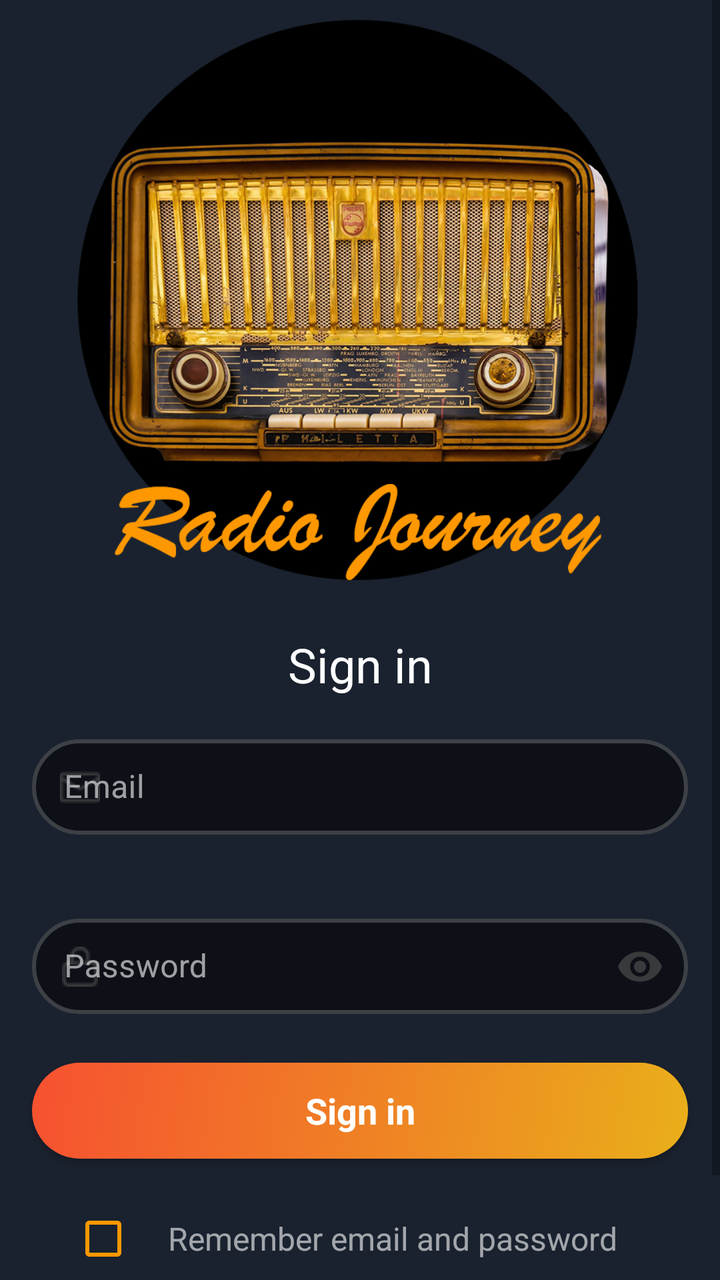
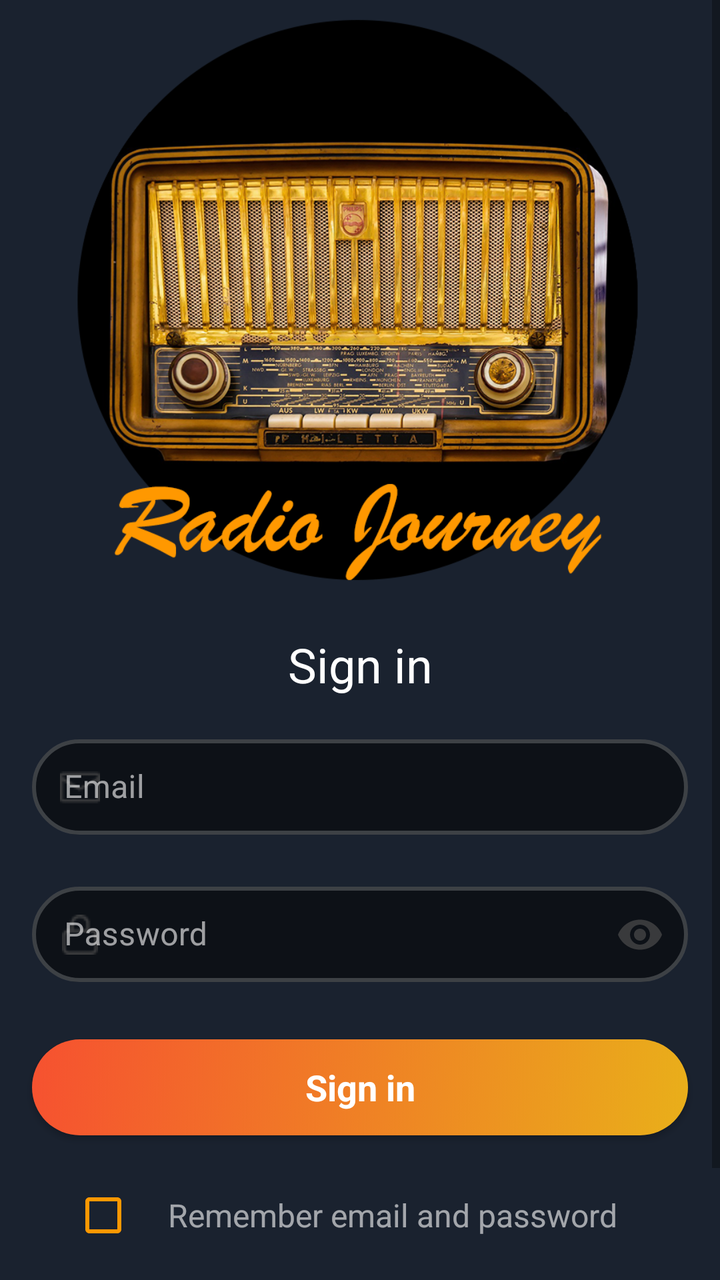

Screens rendered from an Android XML layout before and after an edit, with the pre-edit source and the edit as a unified diff.
<!-- AndroidManifest.xml: application theme Theme.RadioJourney -->
<!-- res/layout/layout_sign_in.xml -->
<?xml version="1.0" encoding="utf-8"?>
<ScrollView xmlns:android="http://schemas.android.com/apk/res/android"
    android:layout_width="match_parent"
    android:layout_height="match_parent"
    android:background="@color/background"
    android:fillViewport="true">

    <androidx.constraintlayout.widget.ConstraintLayout xmlns:android="http://schemas.android.com/apk/res/android"
        xmlns:app="http://schemas.android.com/apk/res-auto"
        xmlns:tools="http://schemas.android.com/tools"
        android:layout_width="match_parent"
        android:layout_height="match_parent"
        android:background="@color/background" >

        <androidx.appcompat.widget.AppCompatImageView
            android:id="@+id/icon_appRadioImage"
            app:srcCompat="@drawable/radio_icon3"
            android:layout_width="300dp"
            android:layout_height="300dp"
            android:layout_gravity="center"
            android:layout_marginBottom="@dimen/space_beforeOrAfterElement"

            app:layout_constraintTop_toTopOf="parent"
            app:layout_constraintStart_toStartOf="parent"
            app:layout_constraintEnd_toEndOf="parent"
            app:layout_constraintBottom_toTopOf="@+id/text_upper"

            app:layout_constraintVertical_chainStyle="packed"/>

        <TextView
            android:id="@+id/text_upper"
            style="@style/login_title"
            android:text="@string/signIn_signIn"

            android:layout_width="wrap_content"
            android:layout_height="wrap_content"
            android:layout_marginBottom="@dimen/space_beforeOrAfterElement"

            app:layout_constraintTop_toBottomOf="@+id/icon_appRadioImage"
            app:layout_constraintStart_toStartOf="parent"
            app:layout_constraintEnd_toEndOf="parent"
            app:layout_constraintBottom_toTopOf="@+id/textField_email"

            app:layout_constraintVertical_chainStyle="packed" />

        <com.google.android.material.textfield.TextInputLayout
            android:id="@+id/textField_email"
            style="@style/MyInputLayoutStyle"
            android:textColorHint="@color/white_transparent_60"
            app:boxStrokeColor="@color/box_stroke_color_default"
            app:startIconDrawable="@drawable/email"
            app:startIconContentDescription="@string/content_description_email"
            app:startIconTint="@color/gray_startIcon_TextInputLayout"
            android:hint="@string/signIn_email"
            app:errorEnabled="true"

            android:layout_width="match_parent"
            android:layout_height="wrap_content"
            android:paddingHorizontal="@dimen/space_beforeOrAfterElement"
            android:layout_marginBottom="@dimen/space_beforeOrAfterElement"

            app:layout_constraintTop_toBottomOf="@+id/text_upper"
            app:layout_constraintLeft_toLeftOf="parent"
            app:layout_constraintRight_toRightOf="parent"
            app:layout_constraintBottom_toTopOf="@+id/textField_password"

            app:layout_constraintVertical_chainStyle="packed" >

            <com.google.android.material.textfield.TextInputEditText
                android:id="@+id/textField_email_editText"
                android:textColor="@color/white"
                android:layout_width="match_parent"
                android:layout_height="wrap_content"
                android:inputType="textEmailAddress" />
        </com.google.android.material.textfield.TextInputLayout>

        <com.google.android.material.textfield.TextInputLayout
            android:id="@+id/textField_password"
            style="@style/MyInputLayoutStyle"
            android:textColorHint="@color/white_transparent_60"
            app:boxStrokeColor="@color/box_stroke_color_default"
            app:startIconDrawable="@drawable/password"
            app:startIconContentDescription="@string/content_description_password"
            app:startIconTint="@color/gray_startIcon_TextInputLayout"
            app:endIconTint="@color/gray_startIcon_TextInputLayout"
            android:hint="@string/signIn_password"
            app:endIconMode="password_toggle"

            android:layout_width="match_parent"
            android:layout_height="wrap_content"
            android:paddingHorizontal="@dimen/space_beforeOrAfterElement"
            android:layout_marginBottom="@dimen/space_beforeOrAfterElement"

            app:layout_constraintTop_toBottomOf="@+id/textField_email"
            app:layout_constraintLeft_toLeftOf="parent"
            app:layout_constraintRight_toRightOf="parent"
            app:layout_constraintBottom_toTopOf="@+id/button_login"

            app:layout_constraintVertical_chainStyle="packed" >

            <com.google.android.material.textfield.TextInputEditText
                android:textColor="@color/white"
                android:layout_width="match_parent"
                android:layout_height="wrap_content"
                android:inputType="textPassword" />
        </com.google.android.material.textfield.TextInputLayout>

        <androidx.appcompat.widget.AppCompatButton
            android:id="@+id/button_login"
            style="@style/Widget.AppCompat.ActionButton"
            app:backgroundTint="@null"
            android:background="@drawable/button_rounded_corners"
            android:text="@string/signIn_signIn"
            android:textColor="@color/white"
            android:textSize="@dimen/button_text"
            android:textStyle="bold"

            android:layout_width="match_parent"
            android:layout_height="wrap_content"
            android:layout_marginTop="@dimen/space_small"
            android:layout_marginHorizontal="@dimen/space_beforeOrAfterElement"
            android:layout_marginBottom="@dimen/space_beforeOrAfterElement"

            app:layout_constraintTop_toBottomOf="@+id/textField_password"
            app:layout_constraintLeft_toLeftOf="parent"
            app:layout_constraintRight_toRightOf="parent"
            app:layout_constraintBottom_toTopOf="@+id/checkBox_rememberLoginAndPassword"

            app:layout_constraintVertical_chainStyle="packed" />

        <androidx.appcompat.widget.AppCompatCheckBox
            android:id="@+id/checkBox_rememberLoginAndPassword"
            style="@style/login_bottom"
            android:buttonTint="@color/bright_orange"
            android:text="@string/signIn_CheckBox"
            android:gravity="center"

            android:layout_width="wrap_content"
            android:layout_height="wrap_content"
            android:paddingHorizontal="@dimen/space_beforeOrAfterElement"
            android:layout_marginBottom="@dimen/space_beforeOrAfterElement"

            app:layout_constraintTop_toBottomOf="@+id/button_login"
            app:layout_constraintLeft_toLeftOf="parent"
            app:layout_constraintRight_toRightOf="parent"
            app:layout_constraintBottom_toTopOf="@+id/linear_bottomComponent"

            app:layout_constraintVertical_chainStyle="packed" />

        <LinearLayout
            android:id="@+id/linear_bottomComponent"
            android:orientation="horizontal"
            android:gravity="center"

            android:layout_width="match_parent"
            android:layout_height="wrap_content"
            android:layout_marginBottom="@dimen/space_beforeOrAfterElement"

            app:layout_constraintTop_toBottomOf="@+id/checkBox_rememberLoginAndPassword"
            app:layout_constraintLeft_toLeftOf="parent"
            app:layout_constraintRight_toRightOf="parent"
            app:layout_constraintBottom_toBottomOf="parent"

            app:layout_constraintVertical_chainStyle="packed">

            <TextView
                android:id="@+id/linear_bottomComponent_lowerText"
                style="@style/login_bottom"
                android:text="@string/signIn_needAnAccount"

                android:layout_width="wrap_content"
                android:layout_height="wrap_content"
                android:paddingEnd="@dimen/space_small"/>

            <TextView
                android:id="@+id/linear_bottomComponent_textGoToSignUp"
                style="@style/login_bottom_orange"
                android:text="@string/signIn_signUp"

                android:layout_width="wrap_content"
                android:layout_height="wrap_content" />

        </LinearLayout>

        
        <FrameLayout
            android:id="@+id/frameLayout"
            android:background="@color/black_transparent_22"
            android:visibility="gone"

            android:layout_width="match_parent"
            android:layout_height="match_parent" />

        <ProgressBar
            android:id="@+id/progressCircular"
            android:visibility="gone"

            android:layout_width="60dp"
            android:layout_height="60dp"

            app:layout_constraintTop_toTopOf="parent"
            app:layout_constraintLeft_toLeftOf="parent"
            app:layout_constraintRight_toRightOf="parent"
            app:layout_constraintBottom_toBottomOf="parent" />

    </androidx.constraintlayout.widget.ConstraintLayout>

</ScrollView>
<!-- resources referenced by this layout -->
<resources>
  <color name="background">#1A222F</color>
  <color name="black_transparent_22">#39000000</color>
  <color name="bright_orange">#FF9800</color>
  <color name="gray_startIcon_TextInputLayout">#393A3C</color>
  <color name="white">#FFFFFFFF</color>
  <color name="white_transparent_60">#99FFFFFF</color>
  <dimen name="button_text">18sp</dimen>
  <dimen name="space_beforeOrAfterElement">16dp</dimen>
  <dimen name="space_small">8dp</dimen>
  <string name="content_description_email">Email</string>
  <string name="content_description_password">Password</string>
  <string name="signIn_CheckBox">Remember email and password</string>
  <string name="signIn_email">Email</string>
  <string name="signIn_needAnAccount">Need an Account?</string>
  <string name="signIn_password">Password</string>
  <string name="signIn_signIn">Sign in</string>
  <string name="signIn_signUp">Sign up</string>
  <style name="MyInputLayoutStyle" parent="Widget.MaterialComponents.TextInputLayout.OutlinedBox.Dense">
          <item name="boxStrokeWidth">2dp</item>
          <item name="boxStrokeWidthFocused">2dp</item>
          <item name="boxBackgroundColor">@color/black_transparent_50</item>
      </style>
  <style name="login_bottom" parent="@style/title_default">
          <item name="android:textSize">16sp</item>
          <item name="fontWeight">500</item>
      </style>
  <style name="login_bottom_orange" parent="@style/title_default">
          <item name="android:textColor">@color/bright_orange</item>
          <item name="android:textSize">16sp</item>
      </style>
  <style name="login_title" parent="@style/title_default">
          <item name="android:textColor">@color/white</item>
          <item name="android:textSize">24sp</item>
          <item name="fontWeight">500</item>
      </style>
  <style name="Theme.RadioJourney" parent="Theme.MaterialComponents.DayNight.DarkActionBar">
          
          <item name="colorPrimary">@color/bright_orange</item>
          <item name="colorPrimaryVariant">@color/orange</item>
          <item name="colorOnPrimary">@color/white</item>
          
          <item name="colorSecondary">@color/teal_200</item>
          <item name="colorSecondaryVariant">@color/teal_700</item>
          <item name="colorOnSecondary">@color/black</item>
          
          <item name="android:statusBarColor" tools:targetApi="l">?attr/colorPrimaryVariant</item>
          
          <item name="fontFamily">@font/comfortaa_variable_font_wght</item>
          <item name="shapeAppearanceSmallComponent">@style/ShapeAppearance.MyApp.SmallComponent
          </item>
          <item name="shapeAppearanceMediumComponent">@style/ShapeAppearance.MyApp.MediumComponent
          </item>
          <item name="shapeAppearanceLargeComponent">@style/ShapeAppearance.MyApp.LargeComponent
          </item>
      </style>
  <color name="black_transparent_50">#80000000</color>
  <color name="orange">#FF7A22</color>
  <color name="teal_200">#FF03DAC5</color>
  <color name="teal_700">#FF018786</color>
  <color name="black">#FF000000</color>
  <style name="ShapeAppearance.MyApp.SmallComponent" parent="ShapeAppearance.MaterialComponents.SmallComponent">
          <item name="cornerFamily">rounded</item>
          <item name="cornerSize">24dp</item>
      </style>
  <style name="ShapeAppearance.MyApp.MediumComponent" parent="ShapeAppearance.MaterialComponents.MediumComponent">
          <item name="cornerFamily">rounded</item>
          <item name="cornerSize">24dp</item>
      </style>
  <style name="ShapeAppearance.MyApp.LargeComponent" parent="ShapeAppearance.MaterialComponents.LargeComponent">
          <item name="cornerFamily">rounded</item>
          <item name="cornerSize">24dp</item>
      </style>
  <!-- unchanged entries left out for length: 5 -->
</resources>

<!-- the commit's change to res/layout/layout_sign_in.xml (unified diff, before → after) -->
@@ -23,12 +23,12 @@
             app:layout_constraintTop_toTopOf="parent"
             app:layout_constraintStart_toStartOf="parent"
             app:layout_constraintEnd_toEndOf="parent"
-            app:layout_constraintBottom_toTopOf="@+id/text_upper"
+            app:layout_constraintBottom_toTopOf="@+id/text_upperSignIn"
 
             app:layout_constraintVertical_chainStyle="packed"/>
 
         <TextView
-            android:id="@+id/text_upper"
+            android:id="@+id/text_upperSignIn"
             style="@style/login_title"
             android:text="@string/signIn_signIn"
 
@@ -39,12 +39,12 @@
             app:layout_constraintTop_toBottomOf="@+id/icon_appRadioImage"
             app:layout_constraintStart_toStartOf="parent"
             app:layout_constraintEnd_toEndOf="parent"
-            app:layout_constraintBottom_toTopOf="@+id/textField_email"
+            app:layout_constraintBottom_toTopOf="@+id/textField_emailSignIn"
 
             app:layout_constraintVertical_chainStyle="packed" />
 
         <com.google.android.material.textfield.TextInputLayout
-            android:id="@+id/textField_email"
+            android:id="@+id/textField_emailSignIn"
             style="@style/MyInputLayoutStyle"
             android:textColorHint="@color/white_transparent_60"
             app:boxStrokeColor="@color/box_stroke_color_default"
@@ -57,12 +57,11 @@
             android:layout_width="match_parent"
             android:layout_height="wrap_content"
             android:paddingHorizontal="@dimen/space_beforeOrAfterElement"
-            android:layout_marginBottom="@dimen/space_beforeOrAfterElement"
-
-            app:layout_constraintTop_toBottomOf="@+id/text_upper"
-            app:layout_constraintLeft_toLeftOf="parent"
-            app:layout_constraintRight_toRightOf="parent"
-            app:layout_constraintBottom_toTopOf="@+id/textField_password"
+
+            app:layout_constraintTop_toBottomOf="@+id/text_upperSignIn"
+            app:layout_constraintLeft_toLeftOf="parent"
+            app:layout_constraintRight_toRightOf="parent"
+            app:layout_constraintBottom_toTopOf="@+id/textField_passwordSignIn"
 
             app:layout_constraintVertical_chainStyle="packed" >
 
@@ -75,7 +74,7 @@
         </com.google.android.material.textfield.TextInputLayout>
 
         <com.google.android.material.textfield.TextInputLayout
-            android:id="@+id/textField_password"
+            android:id="@+id/textField_passwordSignIn"
             style="@style/MyInputLayoutStyle"
             android:textColorHint="@color/white_transparent_60"
             app:boxStrokeColor="@color/box_stroke_color_default"
@@ -85,13 +84,13 @@
             app:endIconTint="@color/gray_startIcon_TextInputLayout"
             android:hint="@string/signIn_password"
             app:endIconMode="password_toggle"
+            app:errorEnabled="true"
 
             android:layout_width="match_parent"
             android:layout_height="wrap_content"
             android:paddingHorizontal="@dimen/space_beforeOrAfterElement"
-            android:layout_marginBottom="@dimen/space_beforeOrAfterElement"
-
-            app:layout_constraintTop_toBottomOf="@+id/textField_email"
+
+            app:layout_constraintTop_toBottomOf="@+id/textField_emailSignIn"
             app:layout_constraintLeft_toLeftOf="parent"
             app:layout_constraintRight_toRightOf="parent"
             app:layout_constraintBottom_toTopOf="@+id/button_login"
@@ -121,15 +120,15 @@
             android:layout_marginHorizontal="@dimen/space_beforeOrAfterElement"
             android:layout_marginBottom="@dimen/space_beforeOrAfterElement"
 
-            app:layout_constraintTop_toBottomOf="@+id/textField_password"
-            app:layout_constraintLeft_toLeftOf="parent"
-            app:layout_constraintRight_toRightOf="parent"
-            app:layout_constraintBottom_toTopOf="@+id/checkBox_rememberLoginAndPassword"
+            app:layout_constraintTop_toBottomOf="@+id/textField_passwordSignIn"
+            app:layout_constraintLeft_toLeftOf="parent"
+            app:layout_constraintRight_toRightOf="parent"
+            app:layout_constraintBottom_toTopOf="@+id/checkBoxSignIn_rememberLoginAndPassword"
 
             app:layout_constraintVertical_chainStyle="packed" />
 
         <androidx.appcompat.widget.AppCompatCheckBox
-            android:id="@+id/checkBox_rememberLoginAndPassword"
+            android:id="@+id/checkBoxSignIn_rememberLoginAndPassword"
             style="@style/login_bottom"
             android:buttonTint="@color/bright_orange"
             android:text="@string/signIn_CheckBox"
@@ -143,20 +142,20 @@
             app:layout_constraintTop_toBottomOf="@+id/button_login"
             app:layout_constraintLeft_toLeftOf="parent"
             app:layout_constraintRight_toRightOf="parent"
-            app:layout_constraintBottom_toTopOf="@+id/linear_bottomComponent"
+            app:layout_constraintBottom_toTopOf="@+id/linear_signInBottomComponent"
 
             app:layout_constraintVertical_chainStyle="packed" />
 
         <LinearLayout
-            android:id="@+id/linear_bottomComponent"
+            android:id="@+id/linear_signInBottomComponent"
             android:orientation="horizontal"
             android:gravity="center"
 
             android:layout_width="match_parent"
             android:layout_height="wrap_content"
-            android:layout_marginBottom="@dimen/space_beforeOrAfterElement"
-
-            app:layout_constraintTop_toBottomOf="@+id/checkBox_rememberLoginAndPassword"
+            android:layout_marginBottom="@dimen/space_32"
+
+            app:layout_constraintTop_toBottomOf="@+id/checkBoxSignIn_rememberLoginAndPassword"
             app:layout_constraintLeft_toLeftOf="parent"
             app:layout_constraintRight_toRightOf="parent"
             app:layout_constraintBottom_toBottomOf="parent"
@@ -164,7 +163,7 @@
             app:layout_constraintVertical_chainStyle="packed">
 
             <TextView
-                android:id="@+id/linear_bottomComponent_lowerText"
+                android:id="@+id/linear_signInBottomComponent_lowerText"
                 style="@style/login_bottom"
                 android:text="@string/signIn_needAnAccount"
 
@@ -173,7 +172,7 @@
                 android:paddingEnd="@dimen/space_small"/>
 
             <TextView
-                android:id="@+id/linear_bottomComponent_textGoToSignUp"
+                android:id="@+id/linear_signInBottomComponent_textGoToSignUp"
                 style="@style/login_bottom_orange"
                 android:text="@string/signIn_signUp"
 
<!-- resource entries referenced after the edit -->
@@ -7,6 +7,7 @@
   <color name="white">#FFFFFFFF</color>
   <color name="white_transparent_60">#99FFFFFF</color>
   <dimen name="button_text">18sp</dimen>
+  <dimen name="space_32">32dp</dimen>
   <dimen name="space_beforeOrAfterElement">16dp</dimen>
   <dimen name="space_small">8dp</dimen>
   <string name="content_description_email">Email</string>
@@ -54,6 +55,9 @@
           </item>
           <item name="shapeAppearanceLargeComponent">@style/ShapeAppearance.MyApp.LargeComponent
           </item>
+          
+          <item name="windowActionBar">false</item>
+          <item name="windowNoTitle">true</item>
       </style>
   <color name="black_transparent_50">#80000000</color>
   <color name="orange">#FF7A22</color>
